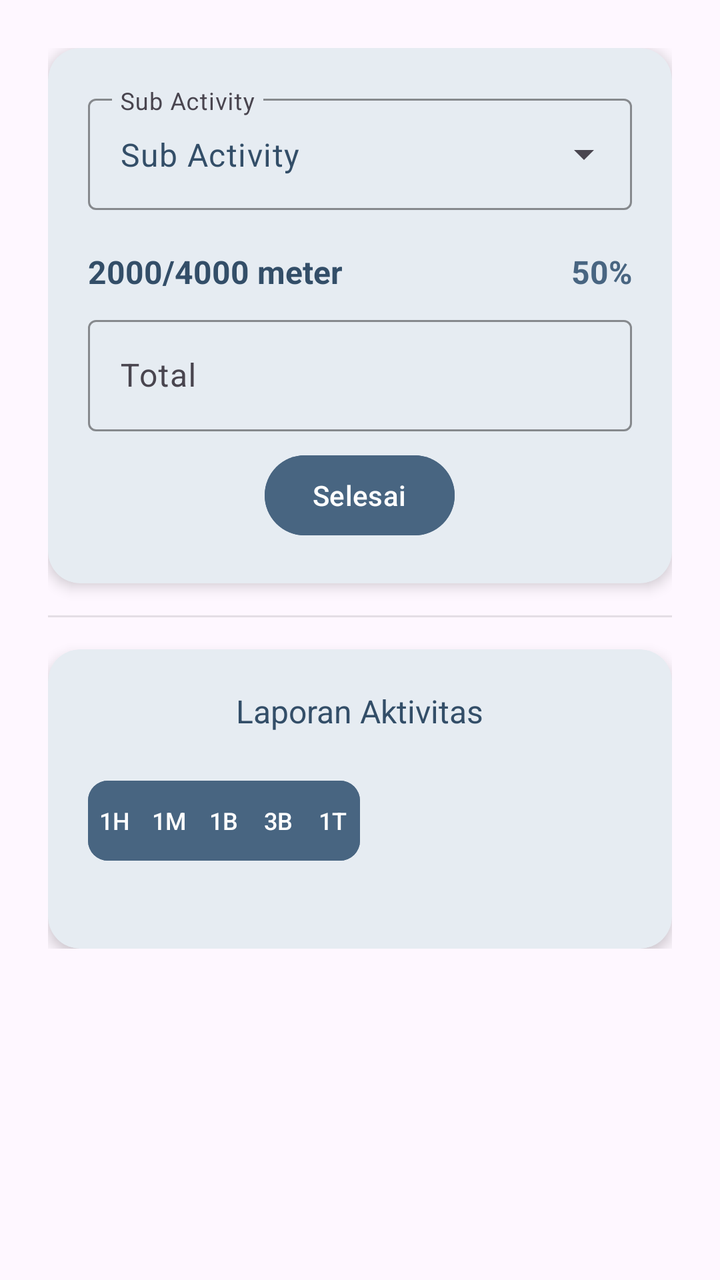
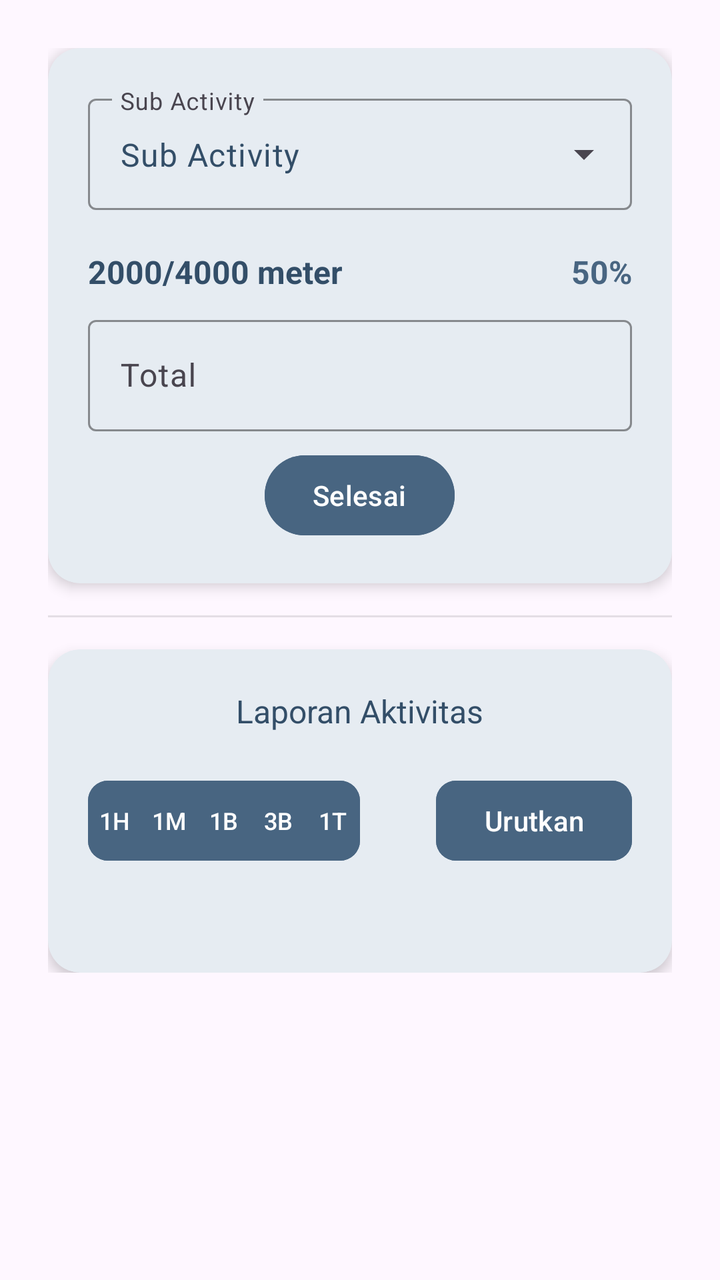

Two renders of the same Android screen: before a commit and after it. Below are the layout's source before the change and the commit's diff.
<!-- AndroidManifest.xml: application theme Theme.Tiasakeun -->
<!-- res/layout/activity_detail_act.xml -->
<?xml version="1.0" encoding="utf-8"?>
<androidx.core.widget.NestedScrollView xmlns:android="http://schemas.android.com/apk/res/android"
    xmlns:app="http://schemas.android.com/apk/res-auto"
    xmlns:tools="http://schemas.android.com/tools"
    android:id="@+id/detail_act"
    android:layout_width="match_parent"
    android:layout_height="match_parent"
    tools:context=".ui.view.DetailActActivity">

    <LinearLayout
        android:layout_width="match_parent"
        android:layout_height="wrap_content"
        android:orientation="vertical"
        android:layout_margin="24dp">

        <com.google.android.material.card.MaterialCardView
            android:id="@+id/cardSubActivityProgress"
            android:layout_width="match_parent"
            android:layout_height="wrap_content"
            app:cardCornerRadius="16dp"
            app:cardElevation="4dp"
            app:strokeWidth="0dp"
            android:backgroundTint="@color/window_background">

            <LinearLayout
                android:layout_width="match_parent"
                android:layout_height="wrap_content"
                android:orientation="vertical"
                android:padding="20dp">

                <com.google.android.material.textfield.TextInputLayout
                    style="@style/Widget.Material3.TextInputLayout.OutlinedBox.ExposedDropdownMenu"
                    android:layout_width="match_parent"
                    android:layout_height="wrap_content"
                    android:hint="@string/sub_activity"
                    app:boxStrokeColor="@color/accent_blue"
                    app:hintTextColor="@color/accent_blue"
                    android:layout_marginBottom="20dp">
                    <com.google.android.material.textfield.MaterialAutoCompleteTextView
                        android:id="@+id/spSubActivity"
                        android:layout_width="match_parent"
                        android:layout_height="wrap_content"
                        android:inputType="none"
                        android:text="@string/sub_activity"
                        android:textColor="@color/primary_text"/>
                </com.google.android.material.textfield.TextInputLayout>

                <LinearLayout
                    android:id="@+id/llQuantity"
                    android:layout_width="match_parent"
                    android:layout_height="wrap_content"
                    android:orientation="vertical"
                    android:visibility="visible">
                    <LinearLayout
                        android:layout_width="match_parent"
                        android:layout_height="wrap_content"
                        android:orientation="horizontal"
                        android:layout_marginBottom="8dp">
                        <TextView
                            android:id="@+id/tvProgress"
                            android:layout_width="0dp"
                            android:layout_height="wrap_content"
                            android:layout_weight="1"
                            android:text="2000/4000 meter"
                            android:layout_gravity="center"
                            android:textSize="16sp"
                            android:textStyle="bold"
                            android:textColor="@color/primary_text" />

                        <TextView
                            android:id="@+id/tvPercentProgress"
                            android:layout_width="wrap_content"
                            android:layout_height="wrap_content"
                            android:text="50%"
                            android:textSize="16sp"
                            android:textStyle="bold"
                            android:textColor="@color/accent_blue"/>
                    </LinearLayout>

                    <com.google.android.material.textfield.TextInputLayout
                        android:layout_width="match_parent"
                        android:layout_height="wrap_content"
                        android:hint="@string/total"
                        style="@style/Widget.Material3.TextInputLayout.OutlinedBox"
                        android:layout_marginBottom="8dp"
                        app:boxStrokeColor="@color/accent_blue"
                        app:hintTextColor="@color/accent_blue">

                        <com.google.android.material.textfield.TextInputEditText
                            android:id="@+id/etQuantityTotalProgress"
                            android:layout_width="match_parent"
                            android:layout_height="wrap_content"
                            android:inputType="number"
                            android:maxLength="9"
                            android:textColor="@color/primary_text"
                            android:imeOptions="actionDone"/>
                    </com.google.android.material.textfield.TextInputLayout>
                </LinearLayout>

                <LinearLayout
                    android:id="@+id/llTimer"
                    android:layout_width="match_parent"
                    android:layout_height="wrap_content"
                    android:orientation="vertical"
                    android:visibility="gone">

                    <FrameLayout
                        android:layout_width="match_parent"
                        android:layout_height="wrap_content">
                        
                        <com.google.android.material.progressindicator.CircularProgressIndicator
                            android:id="@+id/cpTimber"
                            android:layout_width="wrap_content"
                            android:layout_height="wrap_content"
                            android:layout_gravity="center"
                            app:indicatorSize="220dp"
                            app:trackThickness="12dp"
                            app:trackCornerRadius="7dp"
                            android:max="100"
                            android:indeterminate="false"
                            android:progress="100"
                            app:indicatorColor="@color/accent_blue"
                            app:trackColor="#E0E0E0"/>

                        <TextView
                            android:id="@+id/tvTimer"
                            android:layout_width="wrap_content"
                            android:layout_height="wrap_content"
                            android:layout_gravity="center"
                            android:text="12:00"
                            android:textSize="32sp"
                            android:textStyle="bold"
                            android:textColor="@color/primary_text"/>
                    </FrameLayout>

                    <LinearLayout
                        android:layout_width="match_parent"
                        android:layout_height="wrap_content"
                        android:orientation="horizontal"
                        android:gravity="center">
                        <com.google.android.material.button.MaterialButton
                            android:id="@+id/btnResetTimer"
                            style="@style/Widget.Material3.Button.IconButton.Filled.Tonal"
                            android:layout_width="56dp"
                            android:layout_height="56dp"
                            app:iconGravity="textStart"
                            app:icon="@drawable/outline_autostop_24"
                            app:iconTint="@color/primary_text"/>

                        <com.google.android.material.button.MaterialButton
                            android:id="@+id/btnPlayPauseTimer"
                            style="@style/Widget.Material3.Button.IconButton.Filled.Tonal"
                            android:layout_width="72dp"
                            android:layout_height="72dp"
                            android:layout_marginStart="24dp"
                            android:gravity="center"
                            android:backgroundTint="@color/accent_blue"
                            app:icon="@drawable/outline_autoplay_24"
                            app:iconSize="32dp"
                            app:iconGravity="textStart"
                            app:iconTint="@color/white"/>
                    </LinearLayout>
                </LinearLayout>

                <TextView
                    android:id="@+id/tvNoSubActivity"
                    android:layout_width="wrap_content"
                    android:layout_height="wrap_content"
                    android:layout_gravity="center"
                    android:text="@string/data_activity_does_not_exist"
                    android:textSize="16sp"
                    android:layout_marginVertical="50dp"
                    android:textColor="@color/primary_text"
                    android:visibility="gone"/>

                <com.google.android.material.button.MaterialButton
                    android:id="@+id/btnFinish"
                    android:layout_width="wrap_content"
                    android:layout_height="wrap_content"
                    android:text="@string/finish"
                    android:backgroundTint="@color/accent_blue"
                    android:layout_gravity="center"/>

            </LinearLayout>
        </com.google.android.material.card.MaterialCardView>
        <View
            android:layout_width="match_parent"
            android:layout_height="1dp"
            android:background="#1A000000"
            android:layout_marginVertical="16dp" />

        <com.google.android.material.card.MaterialCardView
            android:layout_width="match_parent"
            android:layout_height="wrap_content"
            app:cardCornerRadius="16dp"
            app:cardElevation="4dp"
            app:strokeWidth="0dp"
            android:backgroundTint="@color/window_background">

            <LinearLayout
                android:layout_width="match_parent"
                android:layout_height="wrap_content"
                android:orientation="vertical"
                android:padding="20dp">

                <TextView
                    android:layout_width="wrap_content"
                    android:layout_height="wrap_content"
                    android:text="@string/activity_report"
                    android:textSize="@dimen/text_size_title_medium"
                    android:textColor="@color/primary_text"
                    android:layout_marginBottom="20dp"
                    android:layout_gravity="center"/>

                <LinearLayout
                    android:layout_width="match_parent"
                    android:layout_height="wrap_content"
                    android:orientation="horizontal">

                    <com.google.android.material.button.MaterialButtonToggleGroup
                        android:id="@+id/btnToggleDays"
                        android:layout_width="0dp"
                        android:layout_height="wrap_content"
                        app:singleSelection="true"
                        app:selectionRequired="true"
                        app:checkedButton="@+id/btnOneDay"
                        android:layout_weight="1">

                        <com.google.android.material.button.MaterialButton
                            android:id="@+id/btnOneDay"
                            android:layout_weight="1"
                            android:layout_width="0dp"
                            android:layout_height="wrap_content"
                            android:backgroundTint="@color/accent_blue"
                            android:minWidth="0dp"
                            android:padding="0dp"
                            android:insetLeft="0dp"
                            android:insetRight="0"
                            android:textSize="12sp"
                            android:maxLines="1"
                            app:cornerRadius="10dp"
                            android:text="@string/one_day"/>

                        <com.google.android.material.button.MaterialButton
                            android:id="@+id/btnOneWeek"
                            android:layout_weight="1"
                            android:layout_width="0dp"
                            android:layout_height="wrap_content"
                            android:backgroundTint="@color/accent_blue"
                            android:minWidth="0dp"
                            android:padding="0dp"
                            android:insetLeft="0dp"
                            android:insetRight="0"
                            android:textSize="12sp"
                            android:maxLines="1"
                            android:text="@string/one_week"/>

                        <com.google.android.material.button.MaterialButton
                            android:id="@+id/btnOneMonth"
                            android:layout_weight="1"
                            android:layout_width="0dp"
                            android:layout_height="wrap_content"
                            android:backgroundTint="@color/accent_blue"
                            android:minWidth="0dp"
                            android:padding="0dp"
                            android:insetLeft="0dp"
                            android:insetRight="0"
                            android:textSize="12sp"
                            android:maxLines="1"
                            android:text="@string/one_month"/>

                        <com.google.android.material.button.MaterialButton
                            android:id="@+id/btnThreeMonths"
                            android:layout_weight="1"
                            android:layout_width="0dp"
                            android:layout_height="wrap_content"
                            android:backgroundTint="@color/accent_blue"
                            android:minWidth="0dp"
                            android:padding="0dp"
                            android:insetLeft="0dp"
                            android:insetRight="0"
                            android:textSize="12sp"
                            android:maxLines="1"
                            android:text="@string/three_month"/>

                        <com.google.android.material.button.MaterialButton
                            android:id="@+id/btnOnYear"
                            android:layout_weight="1"
                            android:layout_width="0dp"
                            android:layout_height="wrap_content"
                            android:backgroundTint="@color/accent_blue"
                            android:minWidth="0dp"
                            android:padding="0dp"
                            android:insetLeft="0dp"
                            android:insetRight="0"
                            android:textSize="12sp"
                            android:maxLines="1"
                            app:cornerRadius="10dp"
                            android:text="@string/one_year"/>
                    </com.google.android.material.button.MaterialButtonToggleGroup>

                    <TextView
                        android:layout_width="0dp"
                        android:layout_height="wrap_content"
                        android:layout_weight="1"/>
                </LinearLayout>

                <androidx.recyclerview.widget.RecyclerView
                    android:id="@+id/rvReporSubAcivity"
                    android:layout_width="match_parent"
                    android:layout_height="wrap_content"
                    android:layout_marginBottom="20dp" />



            </LinearLayout>
        </com.google.android.material.card.MaterialCardView>
    </LinearLayout>
</androidx.core.widget.NestedScrollView>
<!-- resources referenced by this layout -->
<resources>
  <color name="accent_blue">#486581</color>
  <color name="primary_text">#334E68</color>
  <color name="white">#FFFFFFFF</color>
  <color name="window_background">#E6ECF2</color>
  <dimen name="text_size_title_medium">16sp</dimen>
  <!-- drawable outline_autoplay_24 (drawable) -->
  <vector xmlns:android="http://schemas.android.com/apk/res/android" android:height="24dp" android:tint="#FFFFFF" android:viewportHeight="960" android:viewportWidth="960" android:width="24dp">
        
      <path android:fillColor="@android:color/white" android:pathData="M380,660L380,300L660,480L380,660ZM480,920Q372,920 277.5,870.5Q183,821 120,732L120,840L40,840L40,600L280,600L280,680L182,680Q233,755 311.5,797.5Q390,840 480,840Q595,840 688.5,774Q782,708 820,599L898,617Q853,753 738,836.5Q623,920 480,920ZM42,440Q49,373 74,311.5Q99,250 143,198L200,255Q168,296 148,342.5Q128,389 123,440L42,440ZM256,199L199,142Q252,98 313,72.5Q374,47 440,42L440,122Q389,127 343,147Q297,167 256,199ZM705,199Q664,167 617.5,147Q571,127 520,122L520,42Q587,48 648.5,73Q710,98 762,142L705,199ZM838,440Q833,389 813,342.5Q793,296 761,255L818,198Q862,250 887,311.5Q912,373 918,440L838,440Z"/>
      
  </vector>
  <!-- drawable outline_autostop_24 (drawable) -->
  <vector xmlns:android="http://schemas.android.com/apk/res/android" android:height="24dp" android:tint="#FFFFFF" android:viewportHeight="960" android:viewportWidth="960" android:width="24dp">
        
      <path android:fillColor="@android:color/white" android:pathData="M360,600L360,360L600,360L600,600L360,600ZM480,920Q372,920 277.5,870.5Q183,821 120,732L120,840L40,840L40,600L280,600L280,680L182,680Q233,755 311.5,797.5Q390,840 480,840Q595,840 688.5,774Q782,708 820,599L898,617Q853,753 738,836.5Q623,920 480,920ZM42,440Q49,373 74,311.5Q99,250 143,198L200,255Q168,296 148,342.5Q128,389 123,440L42,440ZM256,199L199,142Q252,98 313,72.5Q374,47 440,42L440,122Q389,127 343,147Q297,167 256,199ZM705,199Q664,167 617.5,147Q571,127 520,122L520,42Q587,48 648.5,73Q710,98 762,142L705,199ZM838,440Q833,389 813,342.5Q793,296 761,255L818,198Q862,250 887,311.5Q912,373 918,440L838,440Z"/>
      
  </vector>
  <string name="activity_report">Laporan Aktivitas</string>
  <string name="data_activity_does_not_exist">Tidak ada data aktivitas</string>
  <string name="finish">Selesai</string>
  <string name="one_day">1H</string>
  <string name="one_month">1B</string>
  <string name="one_week">1M</string>
  <string name="one_year">1T</string>
  <string name="sub_activity">Sub Activity</string>
  <string name="three_month">3B</string>
  <string name="total">Total</string>
  <style name="Theme.Tiasakeun" parent="Base.Theme.Tiasakeun" />
  <style name="Base.Theme.Tiasakeun" parent="Theme.Material3.DayNight.NoActionBar">
          
          
          <item name="colorOnSecondaryContainer">@color/white</item>
      </style>
</resources>

<!-- the commit's change to res/layout/activity_detail_act.xml (unified diff, before → after) -->
@@ -215,7 +215,9 @@
                 <LinearLayout
                     android:layout_width="match_parent"
                     android:layout_height="wrap_content"
-                    android:orientation="horizontal">
+                    android:orientation="horizontal"
+                    android:layout_marginBottom="12dp"
+                    android:gravity="center">
 
                     <com.google.android.material.button.MaterialButtonToggleGroup
                         android:id="@+id/btnToggleDays"
@@ -299,20 +301,30 @@
                             android:text="@string/one_year"/>
                     </com.google.android.material.button.MaterialButtonToggleGroup>
 
-                    <TextView
+                    <LinearLayout
                         android:layout_width="0dp"
                         android:layout_height="wrap_content"
-                        android:layout_weight="1"/>
+                        android:layout_weight="1"
+                        android:orientation="horizontal"
+                        android:gravity="end">
+
+                        <com.google.android.material.button.MaterialButton
+                            android:id="@+id/btnSorting"
+                            android:layout_width="wrap_content"
+                            android:layout_height="wrap_content"
+                            android:text="@string/sorting"
+                            app:cornerRadius="10dp"
+                            android:backgroundTint="@color/accent_blue"
+                            android:layout_gravity="center"/>
+
+                    </LinearLayout>
                 </LinearLayout>
 
                 <androidx.recyclerview.widget.RecyclerView
-                    android:id="@+id/rvReporSubAcivity"
+                    android:id="@+id/rvReportSubAcivity"
                     android:layout_width="match_parent"
                     android:layout_height="wrap_content"
                     android:layout_marginBottom="20dp" />
-
-
-
             </LinearLayout>
         </com.google.android.material.card.MaterialCardView>
     </LinearLayout>
<!-- resource entries referenced after the edit -->
@@ -24,6 +24,7 @@
   <string name="one_month">1B</string>
   <string name="one_week">1M</string>
   <string name="one_year">1T</string>
+  <string name="sorting">Urutkan</string>
   <string name="sub_activity">Sub Activity</string>
   <string name="three_month">3B</string>
   <string name="total">Total</string>
